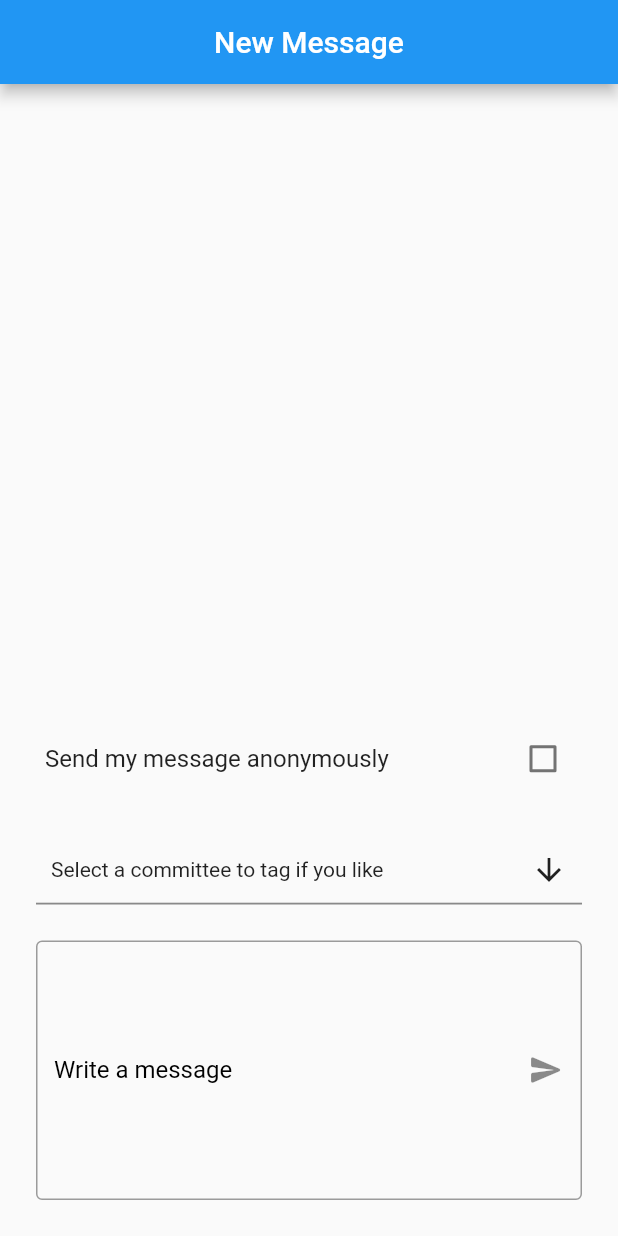
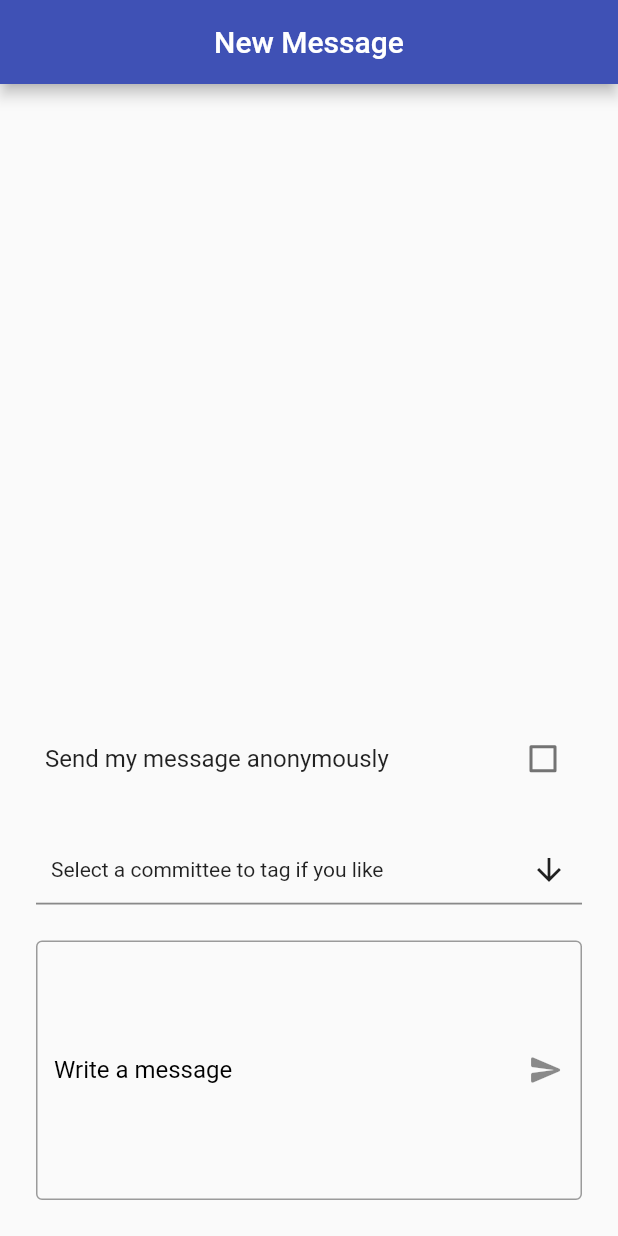
Before and after one commit to CP499ColoradoCollege/CCSGA-Comments, a Flutter app: the screen it shows after launch, on a phone screen of 412 x 824 dp. Run offline on Flutter 3.47's test engine with Material 2 defaults, Android fonts, the phone set to English and light mode, and no system bars; drawn by our look-alikes of multi_select_flutter; missing offline and left inert: dart:html, firebase; accounts and stored records are empty.

Commit message:
change color theme

```diff
--- a/students/lib/main.dart
+++ b/students/lib/main.dart
@@ -12,7 +12,7 @@ class CCSGACommentsApp extends StatelessWidget {
   Widget build(BuildContext context) {
     return MaterialApp(
       title: 'CCSGA Comments',
-      theme: ThemeData.light(),
+      theme: ThemeData(primaryColor: Colors.indigo),
       home: NewMessagePage(title: 'New Message'),
       debugShowCheckedModeBanner: false,
     );
```
